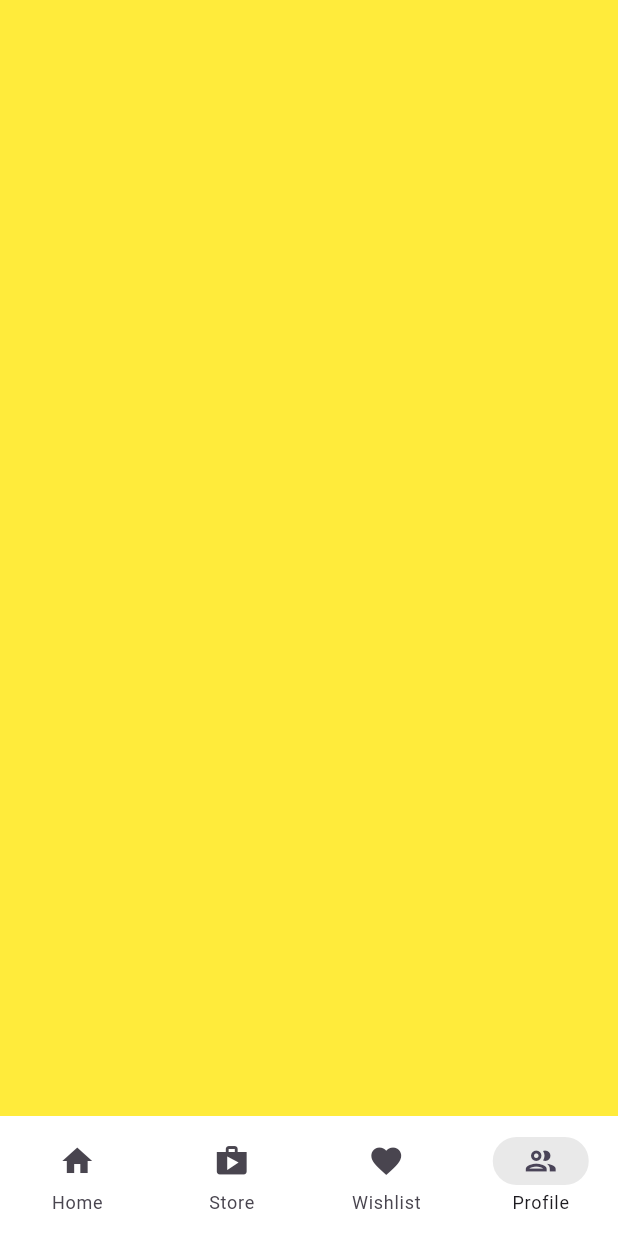
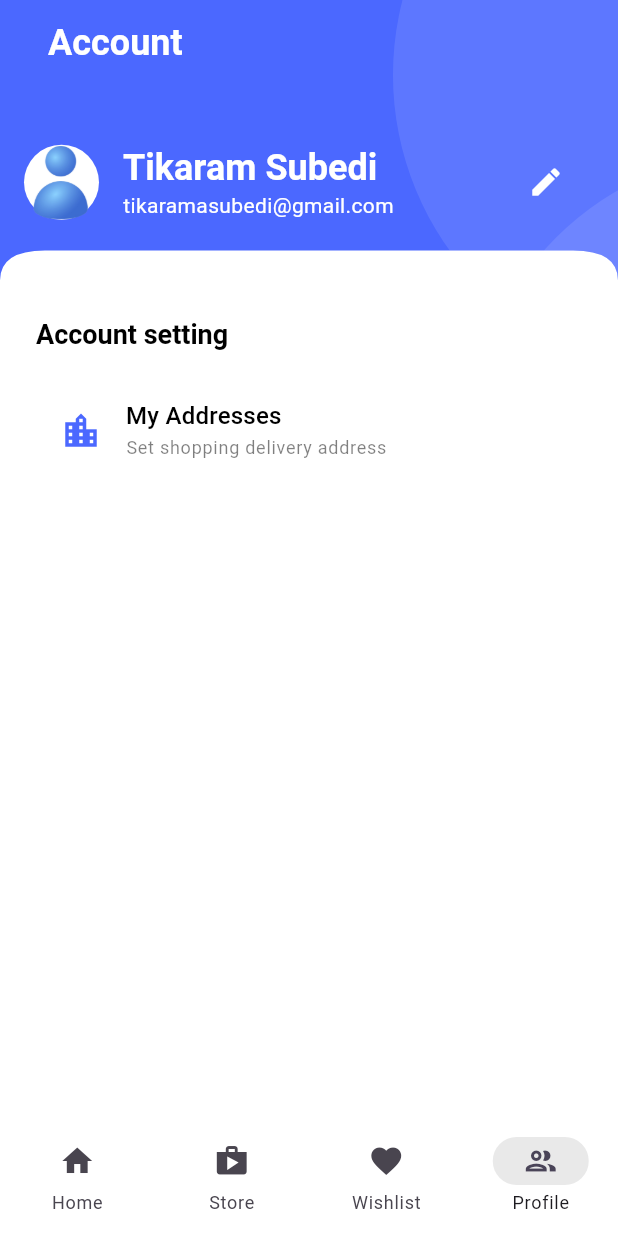
Before and after one commit to S-Tikarama/final-project, a Flutter app: the NavigationMenu screen opened directly, item 4 of the bottom bar chosen, on a phone screen of 412 x 824 dp. Run offline on Flutter 3.47's test engine with Material 3 defaults, Android fonts, the light colour scheme and no system bars; our stand-ins replace carousel_slider, get, get_storage, logger, smooth_page_indicator; accounts and stored records are empty; Roboto replaces fonts that are missing (Poppins).

Commit message:
create ui screen of setting screen

```diff
--- a/e_commerce_app/lib/common/widgets/brands/brand_show_case.dart
+++ b/e_commerce_app/lib/common/widgets/brands/brand_show_case.dart
@@ -2,7 +2,6 @@
 import 'package:e_commerce_app/common/widgets/brands/brand_card.dart';
 import 'package:e_commerce_app/common/widgets/custom_shapes/containers/rounded_container.dart';
 import 'package:e_commerce_app/utils/constants/colors.dart';
-import 'package:e_commerce_app/utils/constants/image_strings.dart';
 import 'package:e_commerce_app/utils/constants/sizes.dart';
 import 'package:e_commerce_app/utils/helpers/helper_function.dart';
 import 'package:flutter/material.dart';
--- a/e_commerce_app/lib/common/widgets/custom_shapes/containers/primary_header_container.dart
+++ b/e_commerce_app/lib/common/widgets/custom_shapes/containers/primary_header_container.dart
@@ -13,8 +13,6 @@ class PrimaryHeaderContainer extends StatelessWidget {
       child: Container(
         color: TColors.primary,
         padding: const EdgeInsets.only(bottom: 0),
-        child: SizedBox(
-          height: 400,
         child: Stack(
           children: [
             Positioned(
@@ -37,7 +35,6 @@ class PrimaryHeaderContainer extends StatelessWidget {
           ],
         ),
       ),
-      ),
 
     );
   }
--- a/e_commerce_app/lib/common/widgets/image_text_widgets/vertical_image_text.dart
+++ b/e_commerce_app/lib/common/widgets/image_text_widgets/vertical_image_text.dart
@@ -10,7 +10,7 @@ class VerticalImageText extends StatelessWidget {
     required this.image,
     required this.title,
     this.textColor = TColors.white,
-    this.backgroundColor = TColors.white,
+    this.backgroundColor ,
     this.onTap,
   });
 
--- /dev/null
+++ b/e_commerce_app/lib/common/widgets/list_tile/settings_menu_tile.dart
@@ -0,0 +1,30 @@
+import 'package:e_commerce_app/utils/constants/colors.dart';
+import 'package:flutter/material.dart';
+import 'package:get/get_utils/get_utils.dart';
+
+class SettingsMenuTile extends StatelessWidget {
+  const SettingsMenuTile({
+    super.key,
+    required this.icon,
+    required this.title,
+    required this.subTitle,
+    this.trailing,
+    this.onTap,
+  });
+
+  final IconData icon;
+  final String title, subTitle;
+  final Widget? trailing;
+  final VoidCallback? onTap;
+
+  @override
+  Widget build(BuildContext context) {
+    return ListTile(
+      leading: Icon(icon, size: 28, color: TColors.primary),
+      title: Text(title, style: Theme.of(context).textTheme.titleMedium),
+      subtitle: Text(subTitle, style: Theme.of(context).textTheme.labelMedium),
+      trailing: trailing,
+      onTap: onTap,
+    );
+  }
+}
--- /dev/null
+++ b/e_commerce_app/lib/common/widgets/list_tile/user_profile_tile.dart
@@ -0,0 +1,37 @@
+
+import 'package:e_commerce_app/common/widgets/images/circular_image.dart';
+import 'package:e_commerce_app/utils/constants/colors.dart';
+import 'package:e_commerce_app/utils/constants/image_strings.dart';
+import 'package:flutter/material.dart';
+
+class UserProfileTile extends StatelessWidget {
+  const UserProfileTile({
+    super.key,
+  });
+
+  @override
+  Widget build(BuildContext context) {
+    return ListTile(
+      leading: CircularImage(
+        image: TImage.user,
+        width: 50,
+        height: 50,
+        padding: 0,
+      ),
+      title: Text(
+        "Tikaram Subedi",
+        style: Theme.of(
+          context,
+        ).textTheme.headlineMedium!.apply(color: TColors.white),
+      ),
+      subtitle: Text(
+        "tikaramasubedi@gmail.com",
+        style: Theme.of(
+          context,
+        ).textTheme.bodyMedium!.apply(color: TColors.white),
+      ),
+      trailing: IconButton(onPressed: (){}, icon: const Icon(Icons.edit, color: TColors.white,)),
+
+    );
+  }
+}
--- /dev/null
+++ b/e_commerce_app/lib/features/personalization/settings/settings.dart
@@ -0,0 +1,57 @@
+import 'package:e_commerce_app/common/widgets/appbar/appbar.dart';
+import 'package:e_commerce_app/common/widgets/custom_shapes/containers/primary_header_container.dart';
+import 'package:e_commerce_app/common/widgets/list_tile/settings_menu_tile.dart';
+import 'package:e_commerce_app/common/widgets/list_tile/user_profile_tile.dart';
+import 'package:e_commerce_app/common/widgets/texts/section_heading.dart';
+import 'package:e_commerce_app/utils/constants/colors.dart';
+import 'package:e_commerce_app/utils/constants/sizes.dart';
+import 'package:flutter/material.dart';
+
+class SettingsScreen extends StatelessWidget {
+  const SettingsScreen({super.key});
+
+  @override
+  Widget build(BuildContext context) {
+    return Scaffold(
+      body: SingleChildScrollView(
+        child: Column(
+          children: [
+            //Header
+            PrimaryHeaderContainer(
+              child: Column(
+                children: [
+                  TAppBar(
+                    title: Text(
+                      'Account',
+                      style: Theme.of(
+                        context,
+                      ).textTheme.headlineMedium!.apply(color: TColors.white),
+                    ),
+                  ),
+                  const SizedBox(height: TSizes.spaceBtnSection),
+
+                  // User Profile card
+                  UserProfileTile(),
+                  const SizedBox(height: TSizes.spaceBtnSection),
+                ],
+              ),
+            ),
+
+            //Body of setings
+            Padding(padding: EdgeInsets.all(TSizes.defaultSpace),
+            child: Column(
+              children: [
+
+                // Account Settings
+                SectionHeading(title: "Account setting",showActionButton: false,),
+                const SizedBox(height :TSizes.spaceBtnItems),
+
+                SettingsMenuTile(icon: Icons.location_city, title: "My Addresses", subTitle: "Set shopping delivery address",onTap: (){},)
+              ],
+            ),)
+          ],
+        ),
+      ),
+    );
+  }
+}
--- a/e_commerce_app/lib/features/shop/screens/home/home.dart
+++ b/e_commerce_app/lib/features/shop/screens/home/home.dart
@@ -50,6 +50,7 @@ class HomeScreen extends StatelessWidget {
                       ],
                     ),
                   ),
+                  const SizedBox(height: TSizes.spaceBtnSection,)
                 ],
               ),
             ),
--- a/e_commerce_app/lib/features/shop/screens/home/widgets/home_categories.dart
+++ b/e_commerce_app/lib/features/shop/screens/home/widgets/home_categories.dart
@@ -1,12 +1,9 @@
-
 import 'package:e_commerce_app/common/widgets/image_text_widgets/vertical_image_text.dart';
 import 'package:e_commerce_app/utils/constants/image_strings.dart';
 import 'package:flutter/material.dart';
 
 class HomeCategories extends StatelessWidget {
-  const HomeCategories({
-    super.key,
-  });
+  const HomeCategories({super.key});
 
   @override
   Widget build(BuildContext context) {
--- a/e_commerce_app/lib/features/shop/screens/store/store.dart
+++ b/e_commerce_app/lib/features/shop/screens/store/store.dart
@@ -1,14 +1,12 @@
 import 'package:e_commerce_app/common/widgets/appbar/appbar.dart';
 import 'package:e_commerce_app/common/widgets/appbar/tabbar.dart';
 import 'package:e_commerce_app/common/widgets/brands/brand_card.dart';
-import 'package:e_commerce_app/common/widgets/brands/brand_show_case.dart';
 import 'package:e_commerce_app/common/widgets/custom_shapes/containers/search_container.dart';
 import 'package:e_commerce_app/common/widgets/layouts/grid_layout.dart';
 import 'package:e_commerce_app/common/widgets/products.cart/cart_menu_icon.dart';
 import 'package:e_commerce_app/common/widgets/texts/section_heading.dart';
 import 'package:e_commerce_app/features/shop/screens/store/widgets/category_tab.dart';
 import 'package:e_commerce_app/utils/constants/colors.dart';
-import 'package:e_commerce_app/utils/constants/image_strings.dart';
 import 'package:e_commerce_app/utils/constants/sizes.dart';
 import 'package:e_commerce_app/utils/helpers/helper_function.dart';
 import 'package:flutter/material.dart';
--- a/e_commerce_app/lib/features/shop/screens/wishlist/wishlist.dart
+++ b/e_commerce_app/lib/features/shop/screens/wishlist/wishlist.dart
@@ -1,10 +1,34 @@
+import 'package:e_commerce_app/common/widgets/appbar/appbar.dart';
+import 'package:e_commerce_app/common/widgets/icons/circular_icons.dart';
+import 'package:e_commerce_app/common/widgets/layouts/grid_layout.dart';
+import 'package:e_commerce_app/common/widgets/products/product_carts/product_cart_vertical.dart';
+import 'package:e_commerce_app/features/shop/screens/home/home.dart';
+import 'package:e_commerce_app/utils/constants/sizes.dart';
 import 'package:flutter/material.dart';
+import 'package:get/get.dart';
 
 class FavouriteScreen extends StatelessWidget {
   const FavouriteScreen({super.key});
 
   @override
   Widget build(BuildContext context) {
-    return const Scaffold();
+    return Scaffold(
+      appBar: TAppBar(
+        title: Text("Wishlist",style: Theme.of(context).textTheme.headlineMedium,),
+        actions: [
+          CircularIcon(icon: Icons.add,onPressed: ()=>Get.to(const HomeScreen()),),
+        ],
+      ),
+      body: SingleChildScrollView(
+        child: Padding(padding: EdgeInsets.all( TSizes.defaultSpace),
+        child: Column(
+          children: [
+            GridLayout(itemCount: 4, itemBuilder: (_,index)=>ProductCartVertical(
+
+            ))
+          ],
+        ),),
+      ),
+    );
   }
 }
--- a/e_commerce_app/lib/navigation_menu.dart
+++ b/e_commerce_app/lib/navigation_menu.dart
@@ -1,5 +1,7 @@
+import 'package:e_commerce_app/features/personalization/settings/settings.dart';
 import 'package:e_commerce_app/features/shop/screens/home/home.dart';
 import 'package:e_commerce_app/features/shop/screens/store/store.dart';
+import 'package:e_commerce_app/features/shop/screens/wishlist/wishlist.dart';
 import 'package:e_commerce_app/utils/constants/colors.dart';
 import 'package:e_commerce_app/utils/helpers/helper_function.dart';
 import 'package:flutter/material.dart';
@@ -49,9 +51,8 @@ class NavigationController extends GetxController {
 
   final screens = [
     const HomeScreen(),
-
     const StoreScreen(),
-    Container(color: Colors.red),
-    Container(color: Colors.yellow),
+    const FavouriteScreen(),
+    const SettingsScreen(),
   ];
 }
--- a/e_commerce_app/lib/utils/constants/image_strings.dart
+++ b/e_commerce_app/lib/utils/constants/image_strings.dart
@@ -23,6 +23,10 @@ class TImage {
 
   static const String sportIcon = 'assets/icons/categories/sport.png';
 
+
+  // -- User
+  static const String user = 'assets/images/user/user_image.png';
+
   //--Banners
 
   static const String promoBanners1 = 'assets/images/banners/gold star.png';
--- a/e_commerce_app/pubspec.yaml
+++ b/e_commerce_app/pubspec.yaml
@@ -73,6 +73,7 @@ flutter:
     - assets/icons/categories/
     - assets/images/banners/
     - assets/images/products/
+    - assets/images/user/
 
   # An image asset can refer to one or more resolution-specific "variants", see
   # https://flutter.dev/to/resolution-aware-images
```
Also changed, not shown: e_commerce_app/assets/images/user/user_image.png (added). Lines whose indentation alone changed are shown as unchanged.
